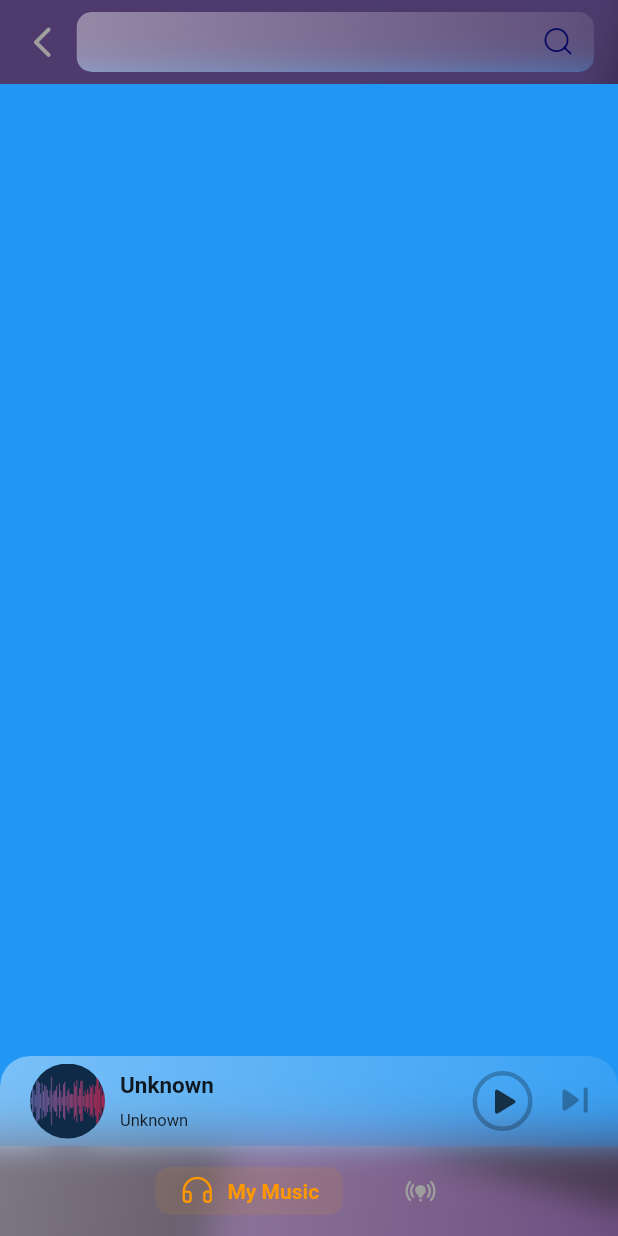
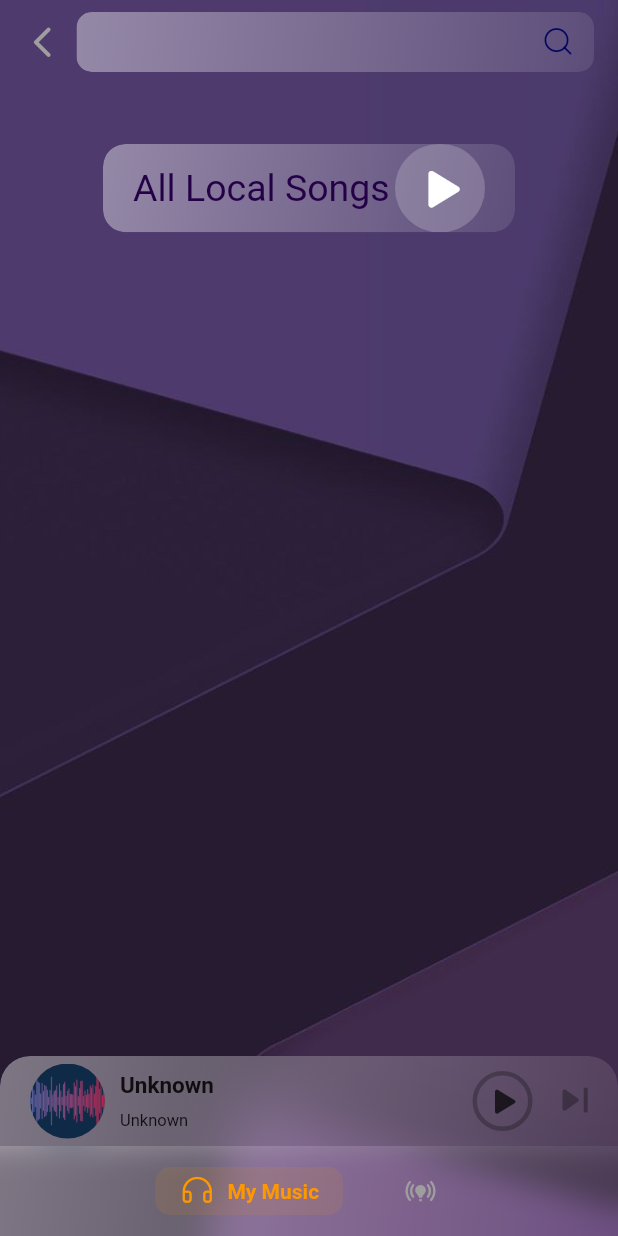
Before and after one commit to ImanGhasemiArani/IGMusic, a Flutter app: the screen it shows after launch, after a tap on "Playlist", on a phone screen of 412 x 824 dp. Run offline on Flutter 3.47's test engine with Material 2 defaults, Android fonts, the phone set to English and light mode, and no system bars; drawn by our look-alikes of auto_size_text, glass_kit, percent_indicator, salomon_bottom_bar; our stand-ins replace animated_splash_screen, audio_video_progress_bar, auto_animated, google_fonts, just_audio, on_audio_query; missing offline and left inert: audio_session, just_audio_web, on_audio_query_web, shared_preferences_web.

Commit message:
create all local song playlist

```diff
--- a/lib/audio_manager.dart
+++ b/lib/audio_manager.dart
@@ -129,7 +129,6 @@ class AudioManager {
 
   Future<void> setPlayListToAudioPlayer({int? index}) async {
     await audioPlayer.setAudioSource(_playList, initialIndex: index ?? 0);
-    setLoopModeToLoopAll();
   }
 
   Future<void> setAudioFile(AudioMetadata audioMetadata) async {
--- a/lib/btn_audio_control.dart
+++ b/lib/btn_audio_control.dart
@@ -46,6 +46,67 @@ class _PlayPauseButtonState extends State<PlayPauseButton> {
                 enableFeedback: false,
                 onTap: () {
                   setState(() {
+                    AudioManager().playAudio();
+                  });
+                },
+                child: const Icon(
+                  MyIcons.play_fill_svgrepo_com,
+                  size: 30,
+                  color: Colors.white,
+                ),
+              );
+          }
+        },
+      ),
+    );
+  }
+}
+
+class PlayPauseAllLocalSongsButton extends StatefulWidget {
+  const PlayPauseAllLocalSongsButton({Key? key}) : super(key: key);
+
+  @override
+  _PlayPauseAllLocalSongsButtonState createState() =>
+      _PlayPauseAllLocalSongsButtonState();
+}
+
+class _PlayPauseAllLocalSongsButtonState
+    extends State<PlayPauseAllLocalSongsButton> {
+  @override
+  Widget build(BuildContext context) {
+    return Container(
+      height: 60,
+      width: 60,
+      decoration: BoxDecoration(
+        borderRadius: BorderRadius.circular(50),
+        color: Colors.white.withOpacity(0.2),
+      ),
+      child: ValueListenableBuilder<AudioStatus>(
+        valueListenable: AudioManager().audioStatusNotifier,
+        builder: (_, value, __) {
+          switch (value) {
+            case AudioStatus.playing:
+              return InkWell(
+                borderRadius: BorderRadius.circular(50),
+                enableFeedback: false,
+                onTap: () {
+                  setState(() {
+                    AudioManager().pauseAudio();
+                  });
+                },
+                child: const Icon(
+                  MyIcons.pause_svgrepo_com,
+                  size: 30,
+                  color: Colors.white,
+                ),
+              );
+            case AudioStatus.paused:
+              return InkWell(
+                borderRadius: BorderRadius.circular(50),
+                enableFeedback: false,
+                onTap: () {
+                  setState(() {
+                    AudioManager().setPlayList();
                     AudioManager().playAudio();
                   });
                 },
--- a/lib/main_page.dart
+++ b/lib/main_page.dart
@@ -3,7 +3,7 @@ import 'package:flutter/material.dart';
 import 'package:flutter/services.dart';
 import 'package:glass_kit/glass_kit.dart';
 import 'package:google_fonts/google_fonts.dart';
-import 'package:ig_music/playlist_page.dart';
+import 'package:ig_music/playlist_body.dart';
 
 import 'bottom_navigation_bar.dart';
 import 'main_body.dart';
--- /dev/null
+++ b/lib/playlist_body.dart
@@ -0,0 +1,58 @@
+import 'package:auto_size_text/auto_size_text.dart';
+import 'package:flutter/material.dart';
+import 'package:google_fonts/google_fonts.dart';
+
+import 'btn_audio_control.dart';
+import 'glass_container.dart';
+import 'my_graphics/MyColors.dart';
+
+class PlaylistPage extends StatelessWidget {
+  const PlaylistPage({Key? key}) : super(key: key);
+
+  @override
+  Widget build(BuildContext context) {
+    return Container(
+        color: Colors.transparent,
+        child: Column(
+          mainAxisAlignment: MainAxisAlignment.spaceBetween,
+          crossAxisAlignment: CrossAxisAlignment.center,
+          children: [
+            Align(
+              alignment: Alignment.topCenter,
+              child: Container(
+                  margin:
+                      const EdgeInsets.symmetric(horizontal: 35, vertical: 40),
+                  width: MediaQuery.of(context).size.width / 1.5,
+                  height: MediaQuery.of(context).size.height / 14,
+                  child: MyGlassContainer(
+                      child: Center(
+                    child: Padding(
+                      padding: const EdgeInsets.symmetric(horizontal: 20),
+                      child: Row(
+                        mainAxisAlignment: MainAxisAlignment.spaceBetween,
+                        crossAxisAlignment: CrossAxisAlignment.center,
+                        children: [
+                          Flexible(
+                            child: AutoSizeText(
+                              "All Local Songs",
+                              style: GoogleFonts.ubuntuMono(
+                                fontSize: 25,
+                                fontWeight: FontWeight.normal,
+                                color: MyColors.tripleOptionsIcons,
+                              ),
+                              minFontSize: 16,
+                              maxFontSize: 30,
+                              maxLines: 1,
+                              overflow: TextOverflow.ellipsis,
+                            ),
+                          ),
+                          const PlayPauseAllLocalSongsButton(),
+                        ],
+                      ),
+                    ),
+                  ))),
+            ),
+          ],
+        ));
+  }
+}
--- a/lib/playlist_page.dart
+++ /dev/null
@@ -1,12 +0,0 @@
-import 'package:flutter/material.dart';
-
-class PlaylistPage extends StatelessWidget {
-  const PlaylistPage({Key? key}) : super(key: key);
-
-  @override
-  Widget build(BuildContext context) {
-    return Container(
-      color: Colors.blue,
-    );
-  }
-}
```
Also changed, not shown: 1 other file.
